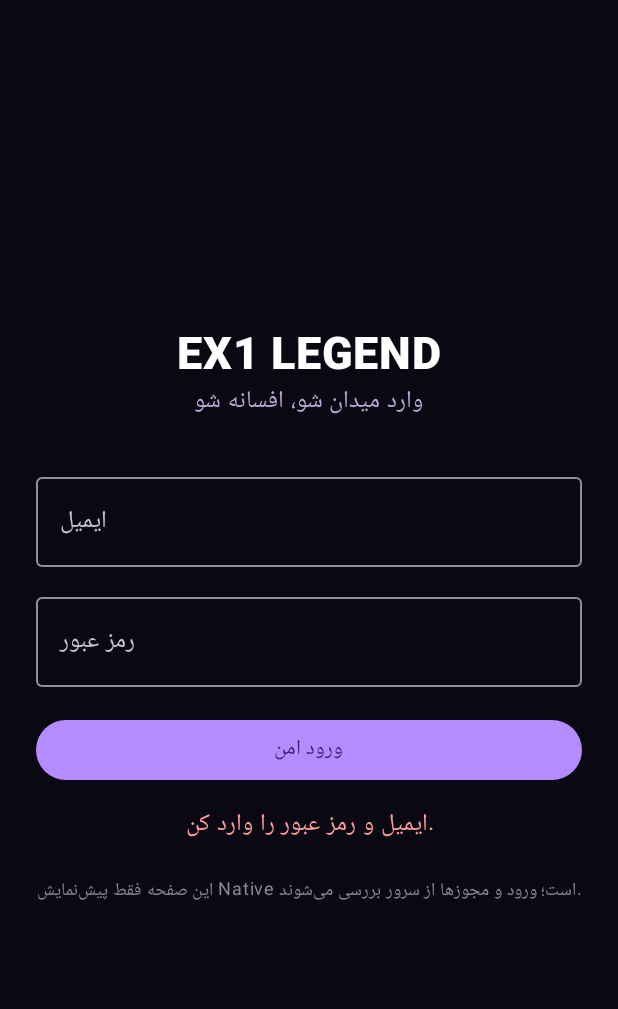
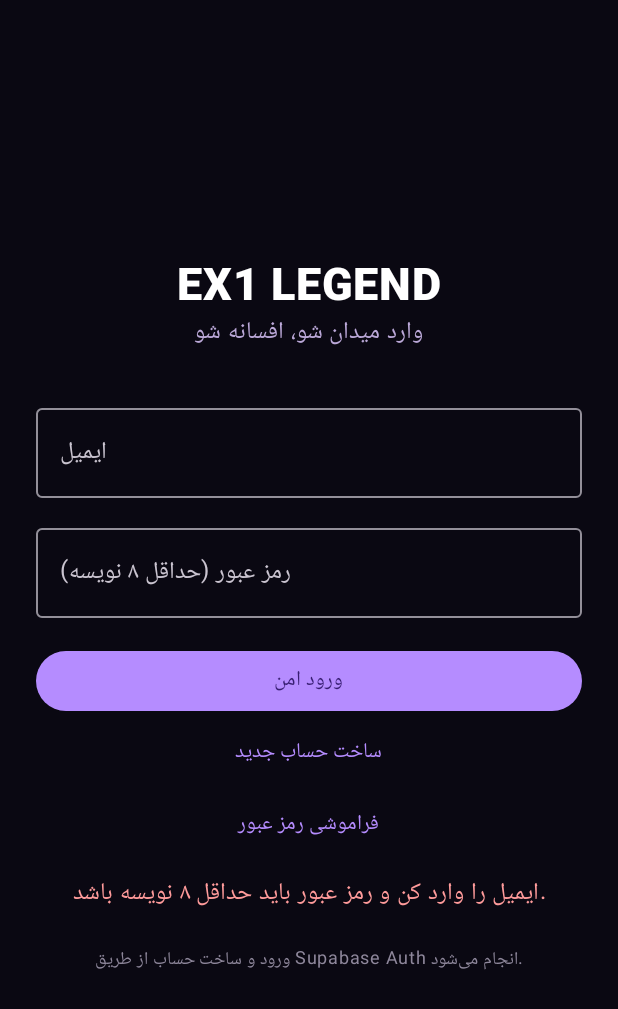
Before and after one commit to wfayymahan5-arch/EX1-house, an Android app built with Jetpack Compose: the NativePreviewActivity screen opened directly, with no data from a screen before it, after a tap on "ورود امن", on a phone screen of 412 x 824 dp. Shown: the top 1009 px of the screen. Run offline under Robolectric (Android 15) with nearby library versions, the phone set to English and light mode, and no system bars; pictures from the network do not load.

Commit message:
feat(android): add native signup and password recovery screen

```diff
--- a/android/app/src/main/java/com/ex1legend/app/NativePreviewActivity.kt
+++ b/android/app/src/main/java/com/ex1legend/app/NativePreviewActivity.kt
@@ -76,6 +76,8 @@ private fun NativePreviewRoot(isAdmin: Boolean) {
     var session by remember { mutableStateOf(NativeEx1Api.loadSession(context)) }
     var email by remember { mutableStateOf("") }
     var password by remember { mutableStateOf("") }
+    var displayName by remember { mutableStateOf("") }
+    var isSignUp by remember { mutableStateOf(false) }
     var rooms by remember { mutableStateOf<List<NativeRoom>>(emptyList()) }
     var permissions by remember { mutableStateOf<List<String>>(emptyList()) }
     var loading by remember { mutableStateOf(session != null) }
@@ -115,23 +117,56 @@ private fun NativePreviewRoot(isAdmin: Boolean) {
             LoginPanel(
                 email = email,
                 password = password,
+                displayName = displayName,
+                isSignUp = isSignUp,
                 busy = busy,
                 error = error,
                 onEmail = { email = it },
                 onPassword = { password = it },
-                onLogin = {
-                    if (email.isBlank() || password.isBlank()) {
-                        error = "ایمیل و رمز عبور را وارد کن."
+                onDisplayName = { displayName = it },
+                onModeSwitch = { isSignUp = !isSignUp; error = null },
+                onForgotPassword = {
+                    if (email.isBlank()) {
+                        error = "اول ایمیل حساب را وارد کن."
                     } else {
                         scope.launch {
                             busy = true
                             error = null
                             try {
-                                val loggedIn = NativeEx1Api.signIn(email, password)
-                                NativeEx1Api.saveSession(context, loggedIn)
-                                session = loggedIn
+                                NativeEx1Api.requestPasswordReset(email)
+                                error = "اگر این ایمیل ثبت شده باشد، لینک بازیابی برایت ارسال می‌شود. ایمیلت را بررسی کن."
                             } catch (e: Exception) {
-                                error = e.message ?: "ورود انجام نشد."
+                                error = e.message ?: "ارسال لینک بازیابی انجام نشد."
+                            } finally {
+                                busy = false
+                            }
+                        }
+                    }
+                },
+                onSubmit = {
+                    if (email.isBlank() || password.length < 8 || (isSignUp && displayName.trim().length < 2)) {
+                        error = if (isSignUp) "نام نمایشی حداقل ۲ نویسه و رمز عبور حداقل ۸ نویسه باشد."
+                        else "ایمیل را وارد کن و رمز عبور باید حداقل ۸ نویسه باشد."
+                    } else {
+                        scope.launch {
+                            busy = true
+                            error = null
+                            try {
+                                if (isSignUp) {
+                                    val created = NativeEx1Api.signUp(email, password, displayName)
+                                    if (created == null) {
+                                        error = "درخواست ساخت حساب ثبت شد؛ برای تکمیل ثبت‌نام ایمیلت را تأیید کن."
+                                    } else {
+                                        NativeEx1Api.saveSession(context, created)
+                                        session = created
+                                    }
+                                } else {
+                                    val loggedIn = NativeEx1Api.signIn(email, password)
+                                    NativeEx1Api.saveSession(context, loggedIn)
+                                    session = loggedIn
+                                }
+                            } catch (e: Exception) {
+                                error = e.message ?: "ورود یا ثبت‌نام انجام نشد."
                             } finally {
                                 busy = false
                             }
@@ -215,11 +250,16 @@ private fun NativePreviewRoot(isAdmin: Boolean) {
 private fun LoginPanel(
     email: String,
     password: String,
+    displayName: String,
+    isSignUp: Boolean,
     busy: Boolean,
     error: String?,
     onEmail: (String) -> Unit,
     onPassword: (String) -> Unit,
-    onLogin: () -> Unit,
+    onDisplayName: (String) -> Unit,
+    onModeSwitch: () -> Unit,
+    onForgotPassword: () -> Unit,
+    onSubmit: () -> Unit,
     isAdmin: Boolean
 ) {
     Column(
@@ -230,20 +270,30 @@ private fun LoginPanel(
         Text("EX1 LEGEND", fontSize = 30.sp, fontWeight = FontWeight.Black, color = Color.White)
         Text(if (isAdmin) "پنل مدیریت · نسخه Native آزمایشی" else "وارد میدان شو، افسانه شو", color = Color(0xFFBBA8D8))
         Spacer(Modifier.height(28.dp))
+        if (isSignUp) {
+            OutlinedTextField(value = displayName, onValueChange = onDisplayName, label = { Text("نام نمایشی") }, singleLine = true, modifier = Modifier.fillMaxWidth())
+            Spacer(Modifier.height(12.dp))
+        }
         OutlinedTextField(value = email, onValueChange = onEmail, label = { Text("ایمیل") }, singleLine = true, modifier = Modifier.fillMaxWidth())
         Spacer(Modifier.height(12.dp))
-        OutlinedTextField(value = password, onValueChange = onPassword, label = { Text("رمز عبور") }, singleLine = true, visualTransformation = PasswordVisualTransformation(), modifier = Modifier.fillMaxWidth())
+        OutlinedTextField(value = password, onValueChange = onPassword, label = { Text("رمز عبور (حداقل ۸ نویسه)") }, singleLine = true, visualTransformation = PasswordVisualTransformation(), modifier = Modifier.fillMaxWidth())
         Spacer(Modifier.height(18.dp))
-        Button(onClick = onLogin, enabled = !busy, modifier = Modifier.fillMaxWidth()) {
+        Button(onClick = onSubmit, enabled = !busy, modifier = Modifier.fillMaxWidth()) {
             if (busy) CircularProgressIndicator(modifier = Modifier.width(18.dp).height(18.dp), strokeWidth = 2.dp)
-            else Text("ورود امن")
+            else Text(if (isSignUp) "ساخت حساب" else "ورود امن")
+        }
+        TextButton(onClick = onModeSwitch, enabled = !busy) {
+            Text(if (isSignUp) "قبلاً حساب داری؟ ورود" else "ساخت حساب جدید")
+        }
+        if (!isSignUp) TextButton(onClick = onForgotPassword, enabled = !busy) {
+            Text("فراموشی رمز عبور")
         }
         if (!error.isNullOrBlank()) {
-            Spacer(Modifier.height(12.dp))
-            Text(error, color = Color(0xFFFF9B9B), textAlign = TextAlign.Center)
+            Spacer(Modifier.height(8.dp))
+            Text(error, color = if (error.contains("ارسال شد") || error.contains("تأیید کن")) Color(0xFFBFA0F4) else Color(0xFFFF9B9B), textAlign = TextAlign.Center)
         }
         Spacer(Modifier.height(18.dp))
-        Text("این صفحه فقط پیش‌نمایش Native است؛ ورود و مجوزها از سرور بررسی می‌شوند.", color = Color(0xFF8E879B), fontSize = 12.sp, textAlign = TextAlign.Center)
+        Text("ورود و ساخت حساب از طریق Supabase Auth انجام می‌شود.", color = Color(0xFF8E879B), fontSize = 12.sp, textAlign = TextAlign.Center)
     }
 }
 
```
